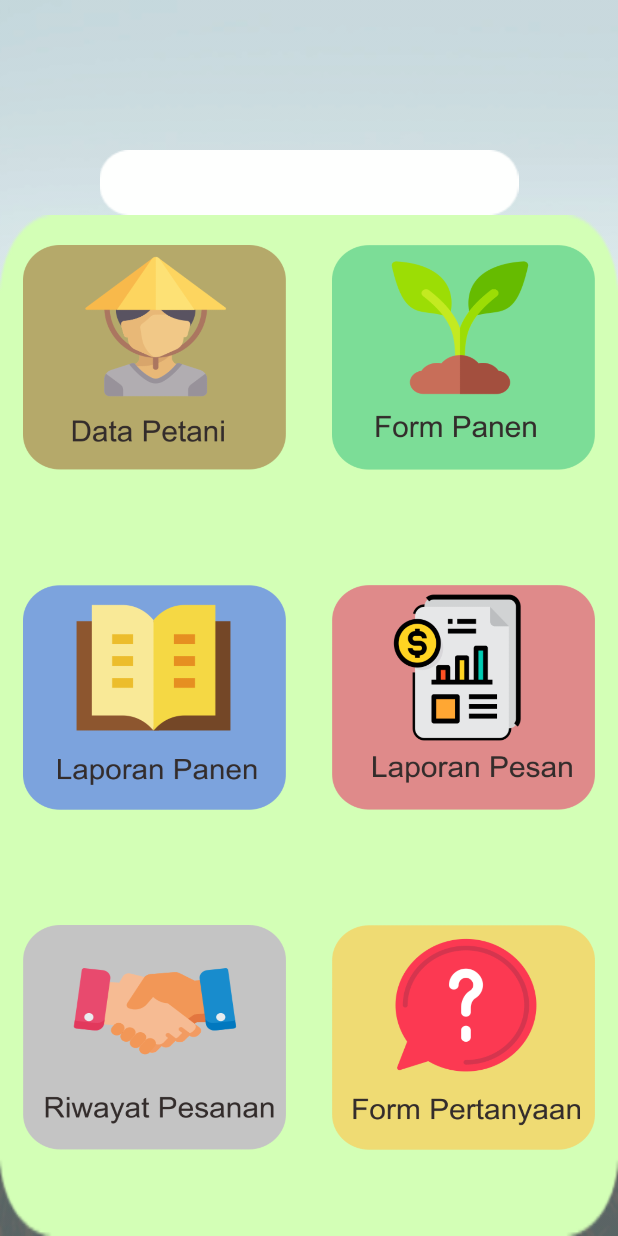
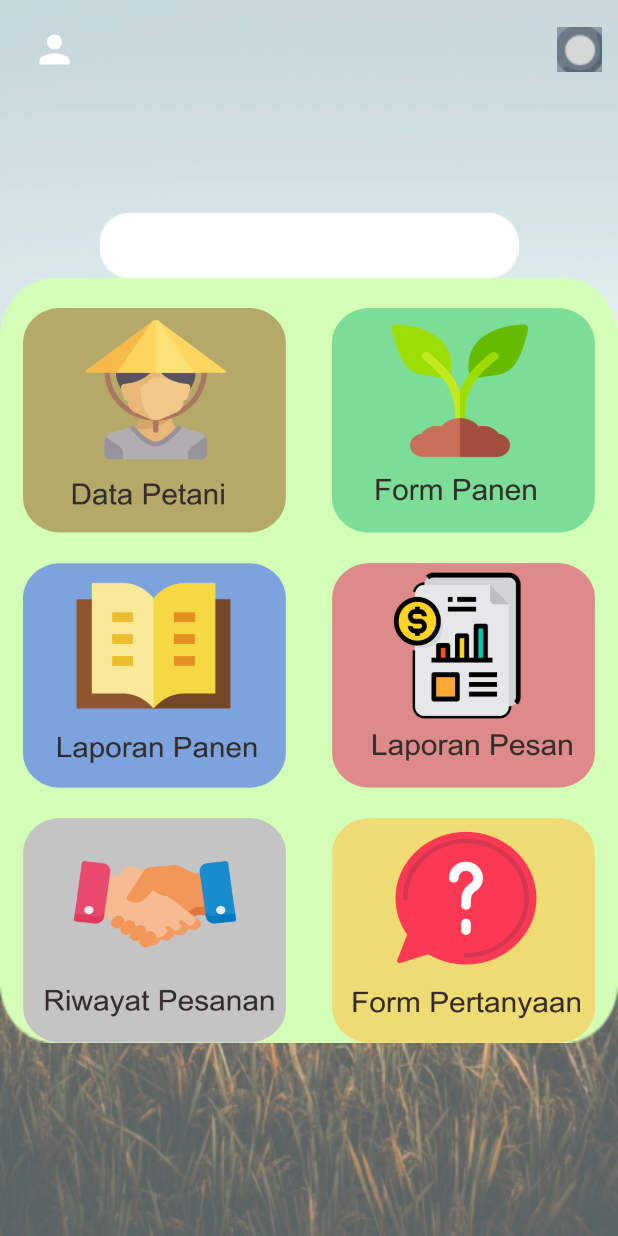
Before and after one commit to afiffarishudaifi/androidinfotani, an Android app: the MainActivity screen opened directly, with no data from a screen before it, on a phone screen of 412 x 824 dp. Run offline under Robolectric (Android 15) with nearby library versions, the phone set to English and light mode, and no system bars; pictures from the network do not load; 1 statement that could not run was skipped.

Commit message:
Index/Main
Intent intent

```diff
--- a/app/build.gradle
+++ b/app/build.gradle
@@ -43,4 +43,6 @@ dependencies {
 
     //upload image
     implementation 'net.gotev:uploadservice:3.2.3'
+
+    implementation 'com.github.bumptech.glide:glide:3.7.0'
 }
--- a/app/src/main/java/com/example/myapplication/Api.java
+++ b/app/src/main/java/com/example/myapplication/Api.java
@@ -1,9 +1,8 @@
 package com.example.myapplication;
 
 public class Api {
-    String URL_LOGIN = "http://192.168.42.240/ciinfotani/android/loginapi";
-    String URL_REGIST = "http://192.168.42.240/ciinfotani/android/registerapi";
-//    String URL_REGISTRASI = "http://192.168.42.240/ciinfotani/Apiregister/ApiRegister";
+    String URL_LOGIN = "http://192.168.43.171/ciinfotani/android/loginapi";
+    String URL_REGIST = "http://192.168.43.171/ciinfotani/android/registerapi";
 
     public String getURL_LOGIN() {
         return URL_LOGIN;
--- a/app/src/main/java/com/example/myapplication/LoginActivity.java
+++ b/app/src/main/java/com/example/myapplication/LoginActivity.java
@@ -1,6 +1,5 @@
 package com.example.myapplication;
 
-import android.app.ProgressDialog;
 import android.content.Context;
 import android.content.Intent;
 import android.os.Bundle;
--- a/app/src/main/java/com/example/myapplication/MainActivity.java
+++ b/app/src/main/java/com/example/myapplication/MainActivity.java
@@ -2,17 +2,27 @@ package com.example.myapplication;
 
 import androidx.appcompat.app.AppCompatActivity;
 
+import android.app.Dialog;
 import android.content.Intent;
 import android.os.Bundle;
+import android.view.Menu;
+import android.view.MenuInflater;
+import android.view.MenuItem;
 import android.view.View;
 import android.widget.Button;
+import android.widget.ImageButton;
+import android.widget.ImageView;
 import android.widget.TextView;
+
+import com.bumptech.glide.Glide;
 
 import java.util.HashMap;
 
 public class MainActivity extends AppCompatActivity implements View.OnClickListener {
-    private TextView username, id_user, foto_user;
-    private Button btnLogout;
+    private TextView username, id_user;
+    private ImageButton btnDatapetani, btnFormpanen, btnLappanen,
+            btnLappesan, btnRiwayatpesan, btnFormtanya;
+    private ImageView fotoUser;
     SessionManager sessionManager;
 
     @Override
@@ -26,29 +36,70 @@ public class MainActivity extends AppCompatActivity implements View.OnClickListe
         initControl();
 
         HashMap<String, String> user = sessionManager.getUserDetail();
-        String mId_user = user.get(sessionManager.ID_USER);
+//        String mId_user = user.get(sessionManager.ID_USER);
         String mUsername = user.get(sessionManager.USERNAME);
         String mFoto_user = user.get(sessionManager.FOTO_USER);
+        String URL_FOTO = "http://192.168.43.171/ciinfotani/img/user/"+mFoto_user;
 
-        id_user.setText(mId_user);
+        //set nama dari session
         username.setText(mUsername);
-        foto_user.setText(mFoto_user);
+        //set foto
+        Glide.with(MainActivity.this)
+                // LOAD URL DARI INTERNET
+                .load(URL_FOTO)
+                // LOAD GAMBAR AWAL SEBELUM GAMBAR UTAMA MUNCUL, BISA DARI LOKAL DAN INTERNET
+                .placeholder(R.drawable.ic_person_white_24dp)
+                .into(fotoUser);
     }
 
     private void initControl() {
-
-        username = (TextView) findViewById(R.id.mainUsername);
-        id_user = (TextView) findViewById(R.id.id_user);
-        foto_user = (TextView) findViewById(R.id.foto_user);
-        btnLogout = (Button) findViewById(R.id.btnLogout);
-        btnLogout.setOnClickListener(this);
+        fotoUser = (ImageView) findViewById(R.id.foto_user);
+        username = (TextView) findViewById(R.id.namaPengguna);
+//        btnLogout = (Button) findViewById(R.id.);
+//        btnLogout.setOnClickListener(this);
+        btnDatapetani = (ImageButton) findViewById(R.id.btnDatapetani);
+        btnDatapetani.setOnClickListener(this);
+        btnFormpanen = (ImageButton) findViewById(R.id.btnFormpanen);
+        btnFormpanen.setOnClickListener(this);
+        btnLappanen = (ImageButton) findViewById(R.id.btnLappanen);
+        btnLappanen.setOnClickListener(this);
+        btnLappesan = (ImageButton) findViewById(R.id.btnLappesan);
+        btnLappesan.setOnClickListener(this);
+        btnRiwayatpesan = (ImageButton) findViewById(R.id.btnRiwayatpesan);
+        btnRiwayatpesan.setOnClickListener(this);
+        btnFormtanya = (ImageButton) findViewById(R.id.btnTanya);
+        btnFormtanya.setOnClickListener(this);
     }
 
     @Override
     public void onClick(View v) {
         switch (v.getId()) {
-            case R.id.btnLogout:
-                sessionManager.logout();
+//            case R.id.btnLogout:
+//                sessionManager.logout();
+//                break;
+            case R.id.btnDatapetani:
+                Intent dataPetani = new Intent(MainActivity.this, DataPetaniActivity.class);
+                startActivity(dataPetani);
+                break;
+            case R.id.btnFormpanen:
+                Intent formPanen = new Intent(MainActivity.this, FormPanenActivity.class);
+                startActivity(formPanen);
+                break;
+            case R.id.btnLappanen:
+                Intent lapPanen = new Intent(MainActivity.this, LapPanenActivity.class);
+                startActivity(lapPanen);
+                break;
+            case R.id.btnLappesan:
+                Intent lapPesan = new Intent(MainActivity.this, LapPesanActivity.class);
+                startActivity(lapPesan);
+                break;
+            case R.id.btnRiwayatpesan:
+                Intent riwayatPesan = new Intent(MainActivity.this, RiwayatPesanActivity.class);
+                startActivity(riwayatPesan);
+                break;
+            case R.id.btnTanya:
+                Intent formTanya = new Intent(MainActivity.this, FormTanyaActivity.class);
+                startActivity(formTanya);
                 break;
         }
     }
--- /dev/null
+++ b/app/src/main/res/drawable/ic_person_white_24dp.xml
@@ -0,0 +1,5 @@
+<vector android:height="24dp" android:tint="#FFFFFF"
+    android:viewportHeight="24.0" android:viewportWidth="24.0"
+    android:width="24dp" xmlns:android="http://schemas.android.com/apk/res/android">
+    <path android:fillColor="#FF000000" android:pathData="M12,12c2.21,0 4,-1.79 4,-4s-1.79,-4 -4,-4 -4,1.79 -4,4 1.79,4 4,4zM12,14c-2.67,0 -8,1.34 -8,4v2h16v-2c0,-2.66 -5.33,-4 -8,-4z"/>
+</vector>
--- a/app/src/main/res/layout/activity_main.xml
+++ b/app/src/main/res/layout/activity_main.xml
@@ -7,16 +7,48 @@
     android:background="@drawable/bg"
     android:orientation="vertical"
     tools:context=".MainActivity">
+    <LinearLayout
+        android:layout_width="match_parent"
+        android:layout_margin="5dp"
+        android:layout_height="wrap_content"
+        android:orientation="horizontal">
+        <androidx.appcompat.widget.Toolbar
+            android:layout_width="match_parent"
+            android:layout_height="wrap_content">
+        <ImageView
+            android:layout_width="30dp"
+            android:layout_height="30dp"
+            android:layout_margin="5dp"
+            android:id="@+id/foto_user"
+            android:src="@drawable/ic_person_white_24dp"/>
+            <TextView
+                android:id="@+id/namaPengguna"
+                android:layout_width="wrap_content"
+                android:layout_height="match_parent"
+                android:text="@string/nama_pengguna"
+                android:layout_margin="5dp"/>
+        <ImageButton
+            android:clickable="true"
+            android:layout_margin="5dp"
+            android:id="@+id/imgBtnpengaturan"
+            android:layout_width="30dp"
+            android:layout_height="30dp"
+            android:layout_gravity="right"
+            android:onClick="onClickPengaturan"
+            android:src="@drawable/menusetting"
+            />
+        </androidx.appcompat.widget.Toolbar>
+    </LinearLayout>
 
     <ImageView
         android:layout_gravity="center"
-        android:layout_marginTop="100dp"
+        android:layout_marginTop="75dp"
         android:layout_width="match_parent"
         android:layout_height="wrap_content"
         android:src="@drawable/bgtext"/>
     <ScrollView
         android:layout_width="wrap_content"
-        android:layout_height="wrap_content"/>
+        android:layout_height="wrap_content">
 
     <LinearLayout
         android:id="@+id/formlogin"
@@ -27,13 +59,13 @@
         android:background="@drawable/bgform">
 
         <LinearLayout
-
-            android:layout_weight="3"
             android:orientation="horizontal"
             android:layout_width="match_parent"
+            android:weightSum="2"
             android:layout_height="wrap_content">
-
-            <LinearLayout
+            <ImageButton
+                android:id="@+id/btnDatapetani"
+                android:clickable="true"
                 android:layout_width="0dp"
                 android:layout_height="150dp"
                 android:layout_weight="1"
@@ -41,100 +73,78 @@
                 android:layout_marginRight="15dp"
                 android:layout_marginLeft="15dp"
                 android:background="@drawable/menupetani"
-                android:orientation="vertical">
-
-            </LinearLayout>
-
-            <LinearLayout
+                android:focusable="true" />
+            <ImageButton
+                android:id="@+id/btnFormpanen"
+                android:clickable="true"
                 android:layout_width="0dp"
+                android:layout_weight="1"
                 android:layout_height="150dp"
-                android:layout_weight="1"
                 android:layout_marginTop="20dp"
                 android:layout_marginRight="15dp"
                 android:layout_marginLeft="15dp"
                 android:background="@drawable/menupanen"
-                android:orientation="vertical">
-
-            </LinearLayout>
-
+                android:focusable="true" />
         </LinearLayout>
 
         <LinearLayout
-
-            android:layout_weight="3"
+            android:weightSum="2"
             android:orientation="horizontal"
             android:layout_width="match_parent"
             android:layout_height="wrap_content">
-
-            <LinearLayout
+            <ImageButton
+                android:id="@+id/btnLappanen"
                 android:layout_width="0dp"
                 android:layout_height="150dp"
                 android:layout_weight="1"
+                android:clickable="true"
                 android:layout_marginTop="20dp"
                 android:layout_marginRight="15dp"
                 android:layout_marginLeft="15dp"
                 android:background="@drawable/menulappanen"
-                android:orientation="vertical">
-
-            </LinearLayout>
-
-            <LinearLayout
+                android:focusable="true"/>
+            <ImageButton
+                android:id="@+id/btnLappesan"
                 android:layout_width="0dp"
+                android:clickable="true"
                 android:layout_height="150dp"
                 android:layout_weight="1"
                 android:layout_marginTop="20dp"
                 android:layout_marginRight="15dp"
                 android:layout_marginLeft="15dp"
                 android:background="@drawable/menulappemesanan"
-                android:orientation="vertical">
-
-            </LinearLayout>
-
-
-
-
-
+                android:focusable="true"/>
         </LinearLayout>
 
         <LinearLayout
-
-            android:layout_weight="3"
+            android:weightSum="2"
             android:orientation="horizontal"
             android:layout_width="match_parent"
             android:layout_height="wrap_content">
-
-            <LinearLayout
+            <ImageButton
+                android:id="@+id/btnRiwayatpesan"
+                android:layout_width="0dp"
+                android:layout_height="150dp"
+                android:layout_weight="1"
+                android:layout_marginTop="20dp"
+                android:clickable="true"
+                android:layout_marginRight="15dp"
+                android:layout_marginLeft="15dp"
+                android:background="@drawable/menuriwayat"
+                android:focusable="true"/>
+            <ImageButton
+                android:id="@+id/btnTanya"
                 android:layout_width="0dp"
                 android:layout_height="150dp"
                 android:layout_weight="1"
                 android:layout_marginTop="20dp"
                 android:layout_marginRight="15dp"
-                android:layout_marginLeft="15dp"
-                android:background="@drawable/menuriwayat"
-                android:orientation="vertical">
-
-            </LinearLayout>
-
-            <LinearLayout
-                android:layout_width="0dp"
-                android:layout_height="150dp"
-                android:layout_weight="1"
-                android:layout_marginTop="20dp"
-                android:layout_marginRight="15dp"
+                android:clickable="true"
                 android:layout_marginLeft="15dp"
                 android:background="@drawable/menutanyaadmin"
-                android:orientation="vertical">
-
-            </LinearLayout>
-
-
-
-
-
+                android:orientation="vertical"
+                android:focusable="true" />
         </LinearLayout>
-
-
-
-
     </LinearLayout>
+    </ScrollView>
 </LinearLayout>
```
Also changed, not shown: app/src/main/AndroidManifest.xml (+16 -10 lines), app/src/main/java/com/example/myapplication/DataPetaniActivity.java (added, +14 -0 lines), app/src/main/java/com/example/myapplication/FormPanenActivity.java (added, +14 -0 lines), app/src/main/java/com/example/myapplication/FormTanyaActivity.java (added, +14 -0 lines), app/src/main/java/com/example/myapplication/LapPanenActivity.java (added, +14 -0 lines), app/src/main/java/com/example/myapplication/LapPesanActivity.java (added, +14 -0 lines), app/src/main/java/com/example/myapplication/RiwayatPesanActivity.java (added, +14 -0 lines), app/src/main/res/layout/activity_form_panen.xml (added, +13 -0 lines), app/src/main/res/layout/activity_form_tanya.xml (added, +13 -0 lines), app/src/main/res/layout/activity_lap_panen.xml (added, +13 -0 lines), app/src/main/res/layout/activity_lap_pesan.xml (added, +13 -0 lines), app/src/main/res/layout/activity_riwayat_pesan.xml (added, +13 -0 lines), app/src/main/res/menu/menu_main.xml (added, +13 -0 lines), app/src/main/res/layout/activity_data_petani.xml (renamed from app/src/main/res/layout/activity_datatani.xml).
